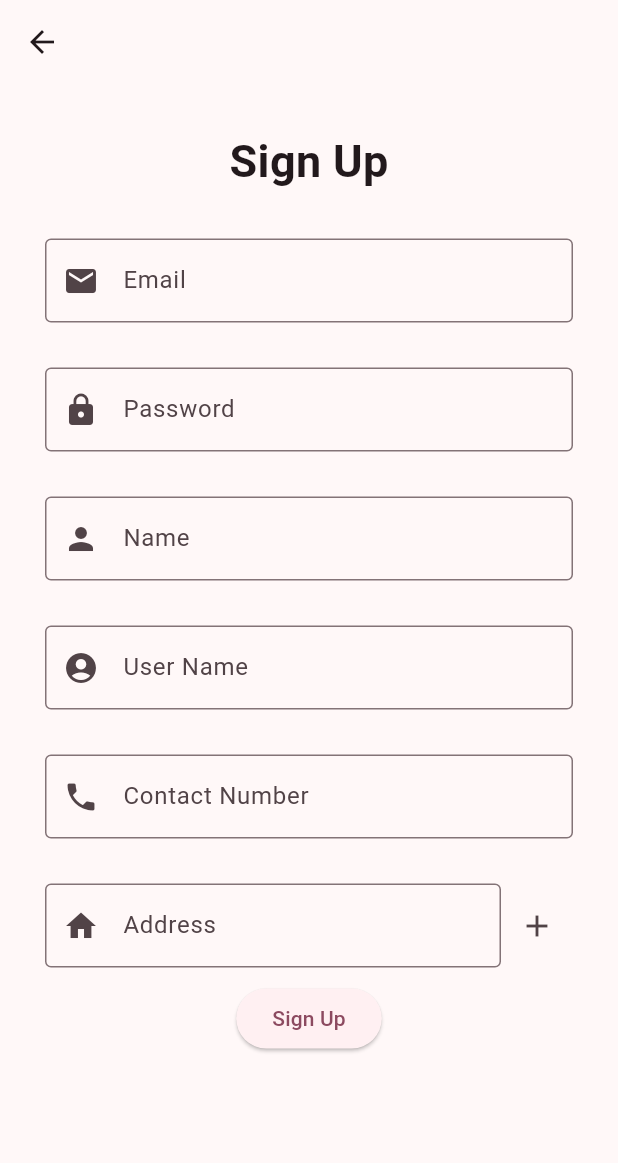
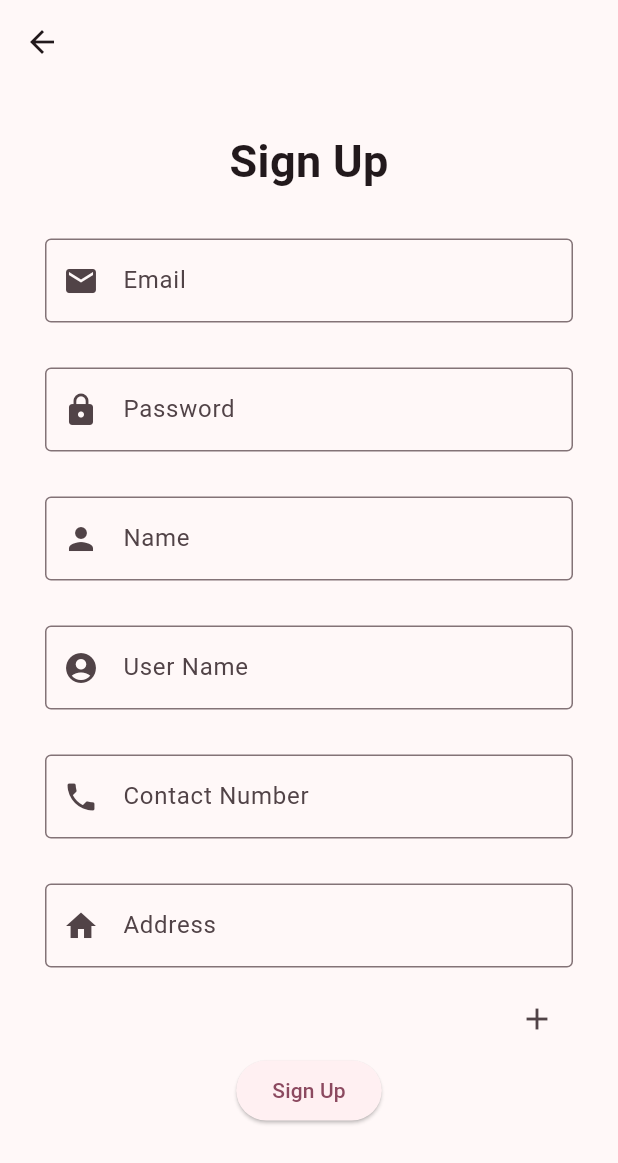
Before and after one commit to ksumallo/donation-system-flutter, a Flutter app: the SignUpPage screen opened directly, on a phone screen of 412 x 824 dp. Shown: the top 1163 px of the screen. Run offline on Flutter 3.47's test engine with Material 3 defaults, Android fonts, the phone set to English and light mode, and no system bars; our stand-ins replace cloud_firestore, firebase_auth, firebase_core, firebase_storage, image_picker; accounts and stored records are empty; generated files the repository leaves out were written again.

Commit message:
Address fields in sign up page can now be removed

```diff
--- a/lib/pages/address_widget.dart
+++ b/lib/pages/address_widget.dart
@@ -10,7 +10,9 @@ class AddressWidget extends StatefulWidget {
 }
 
 class _AddressWidgetState extends State<AddressWidget> {
-  final List<TextEditingController> _addressControllers = [TextEditingController()];
+  final List<TextEditingController> _addressControllers = [
+    TextEditingController()
+  ];
 
   @override
   void dispose() {
@@ -28,18 +30,19 @@ class _AddressWidgetState extends State<AddressWidget> {
   }
 
   void _notifyAddressesChanged() {
-    final addresses = _addressControllers.map((controller) => controller.text).toList();
+    final addresses =
+        _addressControllers.map((controller) => controller.text).toList();
     widget.onAddressChanged(addresses);
   }
 
-  Widget _buildAddressField(TextEditingController controller) {
+  Widget _buildAddressField(int index) {
     return Padding(
       padding: const EdgeInsets.only(bottom: 10),
       child: Row(
         children: [
           Expanded(
             child: TextFormField(
-              controller: controller,
+              controller: _addressControllers[index],
               decoration: const InputDecoration(
                 border: OutlineInputBorder(),
                 labelText: "Address",
@@ -55,10 +58,16 @@ class _AddressWidgetState extends State<AddressWidget> {
               },
             ),
           ),
-          IconButton(
-            onPressed: _addAddressField,
-            icon: Icon(Icons.add),
-          ),
+          if (index != 0)
+            IconButton(
+              onPressed: () {
+                setState(() {
+                  _addressControllers.removeAt(index);
+                });
+                _notifyAddressesChanged();
+              },
+              icon: const Icon(Icons.remove),
+            ),
         ],
       ),
     );
@@ -68,8 +77,18 @@ class _AddressWidgetState extends State<AddressWidget> {
   Widget build(BuildContext context) {
     return Column(
       children: [
-        for (var controller in _addressControllers)
-          _buildAddressField(controller),
+        for (int i = 0; i < _addressControllers.length; i++)
+          _buildAddressField(i),
+
+        Row(
+          mainAxisAlignment: MainAxisAlignment.end,
+          children: [
+            IconButton(
+              onPressed: _addAddressField,
+              icon: const Icon(Icons.add),
+            ),
+          ]
+        )
       ],
     );
   }
```
